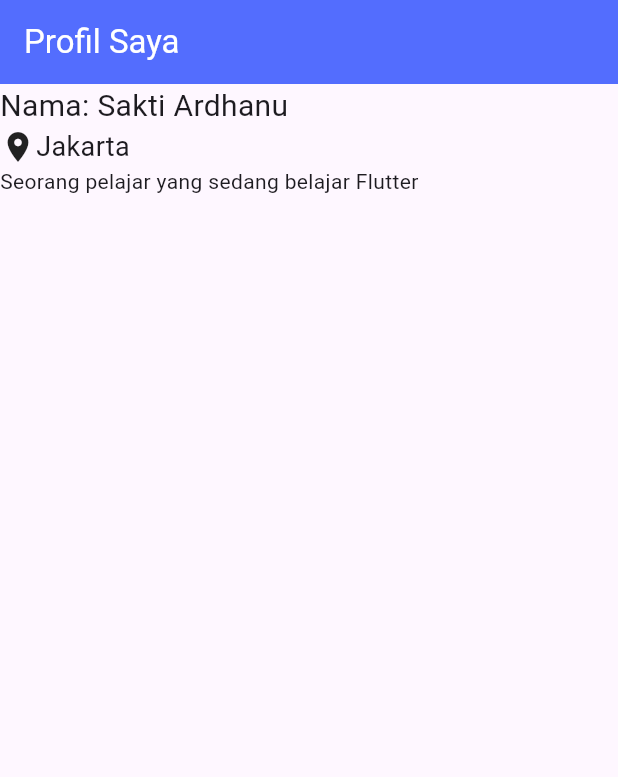
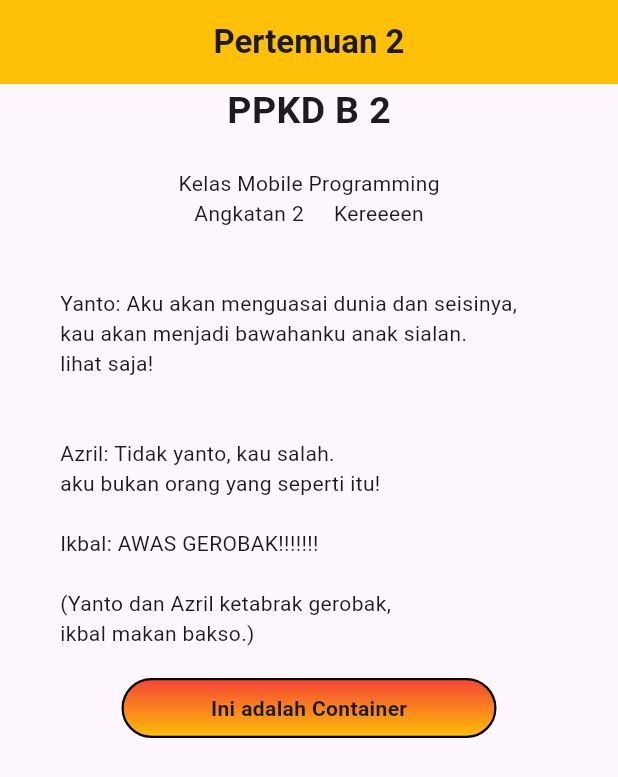
Before and after one commit to ardhanu-code/ppkd_b_2, a Flutter app: the screen it shows after launch, on a phone screen of 412 x 824 dp. Shown: the top 777 px of the screen. Run offline on Flutter 3.47's test engine with Material 3 defaults, Android fonts, the phone set to English and light mode, and no system bars.

Commit message:
tugas 1 flutter

```diff
--- a/lib/main.dart
+++ b/lib/main.dart
@@ -2,6 +2,7 @@ import 'package:flutter/material.dart';
 import 'package:ppkd_b_2/meet_1/meet_1.dart';
 import 'package:ppkd_b_2/meet_1/page_iseng.dart';
 import 'package:ppkd_b_2/meet_1/tugas_1_flutter.dart';
+import 'package:ppkd_b_2/meet_2/meet_2.dart';
 
 void main() {
   runApp(MyApp());
@@ -14,7 +15,7 @@ class MyApp extends StatelessWidget {
   Widget build(BuildContext context) {
     return MaterialApp(
       debugShowCheckedModeBanner: false,
-      home: TugasSatu(),
+      home: MeetDua(),
       routes: {'/qr_code': (context) => IsengNih()},
     );
   }
--- a/lib/meet_1/meet_1.dart
+++ b/lib/meet_1/meet_1.dart
@@ -176,7 +176,7 @@ class MeetSatu extends StatelessWidget {
       ),
       floatingActionButton: FloatingActionButton(
         onPressed: () {
-          Navigator.pushNamed(context, 'qr_code');
+          Navigator.pushNamed(context, '/qr_code');
         },
         child: Icon(Icons.qr_code_rounded),
         backgroundColor: Colors.amber,
--- a/lib/meet_1/page_iseng.dart
+++ b/lib/meet_1/page_iseng.dart
@@ -1,7 +1,7 @@
 import 'package:flutter/material.dart';
 
 class IsengNih extends StatelessWidget {
-  const IsengNih({super.key});
+  IsengNih({super.key});
 
   @override
   Widget build(BuildContext context) {
@@ -16,7 +16,8 @@ class IsengNih extends StatelessWidget {
       ),
       body: Center(
         child: Text(
-          'HAYO KM PASTI MAU SCAN',
+          'HAYO KM PASTI NGIRA INI SCAN BARCODE',
+          textAlign: TextAlign.center,
           style: TextStyle(fontSize: 35, fontWeight: FontWeight.bold),
         ),
       ),
--- a/lib/meet_1/tugas_1_flutter.dart
+++ b/lib/meet_1/tugas_1_flutter.dart
@@ -20,7 +20,9 @@ class TugasSatu extends StatelessWidget {
               Text('Jakarta', style: TextStyle(fontSize: 18)),
             ],
           ),
-          Text('Seorang pelajar yang sedang belajar Flutter'),
+          Text(
+            'Seorang pelajar tampan yang sedang belajar Flutter dengan teman-teman',
+          ),
         ],
       ),
     );
--- /dev/null
+++ b/lib/meet_2/meet_2.dart
@@ -0,0 +1,93 @@
+import 'package:flutter/material.dart';
+
+class MeetDua extends StatelessWidget {
+  const MeetDua({super.key});
+
+  @override
+  Widget build(BuildContext context) {
+    return Scaffold(
+      appBar: AppBar(
+        backgroundColor: Colors.amber,
+        title: Text(
+          'Pertemuan 2',
+          style: TextStyle(fontWeight: FontWeight.bold),
+        ),
+        centerTitle: true,
+      ),
+      body: Column(
+        children: [
+          Text(
+            'PPKD B 2',
+            style: TextStyle(fontSize: 25, fontWeight: FontWeight.bold),
+          ),
+          SizedBox(height: 20),
+          Row(
+            mainAxisAlignment: MainAxisAlignment.center,
+            children: [Text('Kelas Mobile Programming')],
+          ),
+          Row(
+            mainAxisAlignment: MainAxisAlignment.center,
+            children: [
+              Text('Angkatan 2'),
+              SizedBox(width: 20),
+              Text('Kereeeen'),
+            ],
+          ),
+
+          //Penggunaan padding
+          Padding(
+            padding: const EdgeInsets.all(40),
+            child: Row(
+              children: [
+                Text(
+                  'Yanto: Aku akan menguasai dunia dan seisinya, \nkau akan menjadi bawahanku anak sialan. \nlihat saja!',
+                ),
+              ],
+            ),
+          ),
+
+          Padding(
+            padding: const EdgeInsets.only(left: 40),
+            child: Row(
+              children: [
+                Text(
+                  'Azril: Tidak yanto, kau salah.\naku bukan orang yang seperti itu!',
+                ),
+              ],
+            ),
+          ),
+          Padding(
+            padding: const EdgeInsets.symmetric(horizontal: 40, vertical: 20),
+            child: Row(
+              children: [
+                Text(
+                  'Ikbal: AWAS GEROBAK!!!!!!!\n\n(Yanto dan Azril ketabrak gerobak,\nikbal makan bakso.)',
+                ),
+              ],
+            ),
+          ),
+          Container(
+            height: 40,
+            width: 250,
+            decoration: BoxDecoration(
+              color: Colors.amberAccent,
+              borderRadius: BorderRadius.circular(20),
+              border: Border.all(width: 1.5),
+              gradient: LinearGradient(
+                colors: [Colors.red, Colors.amber],
+                begin: Alignment.topLeft,
+                end: Alignment.bottomLeft,
+              ),
+            ),
+            child: Center(
+              child: Text(
+                'Ini adalah Container',
+                style: TextStyle(fontWeight: FontWeight.bold),
+              ),
+            ),
+          ),
+        ],
+      ),
+    );
+  }
+}
```
